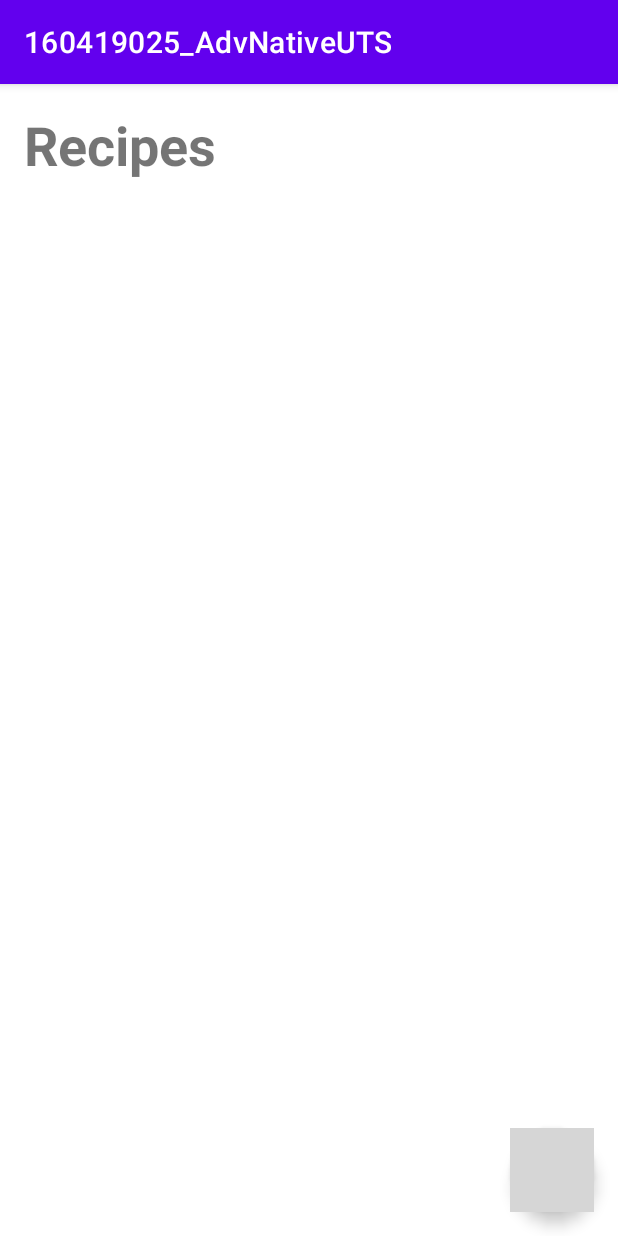
After one commit to RHOO1/160419025_AdvNativeUAS, an Android app: the fragment MainFragment shown on its own in the app's theme, on a phone screen of 412 x 824 dp. The commit adds this screen. Run offline under Robolectric (Android 15) with nearby library versions, the phone set to English and light mode, and no system bars; grey boxes are pictures that could not be loaded.

Commit message:
add fragments

```diff
--- a/app/build.gradle
+++ b/app/build.gradle
@@ -1,11 +1,13 @@
 plugins {
     id 'com.android.application'
     id 'kotlin-android'
+    id 'kotlin-android-extensions'
 }
 
 android {
     compileSdkVersion 31
     buildToolsVersion "31.0.0"
+    apply plugin: "androidx.navigation.safeargs.kotlin"
 
     defaultConfig {
         applicationId "com.example.a160419025_advnativeuts"
@@ -39,6 +41,7 @@ dependencies {
     implementation 'androidx.appcompat:appcompat:1.3.1'
     implementation 'com.google.android.material:material:1.4.0'
     implementation 'androidx.constraintlayout:constraintlayout:2.1.0'
+    implementation 'androidx.legacy:legacy-support-v4:1.0.0'
     testImplementation 'junit:junit:4.+'
     androidTestImplementation 'androidx.test.ext:junit:1.1.3'
     androidTestImplementation 'androidx.test.espresso:espresso-core:3.4.0'
--- a/app/src/main/AndroidManifest.xml
+++ b/app/src/main/AndroidManifest.xml
@@ -9,7 +9,7 @@
         android:roundIcon="@mipmap/ic_launcher_round"
         android:supportsRtl="true"
         android:theme="@style/Theme.160419025_AdvNativeUTS">
-        <activity android:name=".MainActivity">
+        <activity android:name=".view.MainActivity">
             <intent-filter>
                 <action android:name="android.intent.action.MAIN" />
 
--- a/app/src/main/java/com/example/a160419025_advnativeuts/MainActivity.kt
+++ b/app/src/main/java/com/example/a160419025_advnativeuts/view/MainActivity.kt
@@ -1,7 +1,8 @@
-package com.example.a160419025_advnativeuts
+package com.example.a160419025_advnativeuts.view
 
 import androidx.appcompat.app.AppCompatActivity
 import android.os.Bundle
+import com.example.a160419025_advnativeuts.R
 
 class MainActivity : AppCompatActivity() {
     override fun onCreate(savedInstanceState: Bundle?) {
--- /dev/null
+++ b/app/src/main/java/com/example/a160419025_advnativeuts/view/MainFragment.kt
@@ -0,0 +1,23 @@
+package com.example.a160419025_advnativeuts.view
+
+import android.os.Bundle
+import androidx.fragment.app.Fragment
+import android.view.LayoutInflater
+import android.view.View
+import android.view.ViewGroup
+import com.example.a160419025_advnativeuts.R
+
+class MainFragment : Fragment() {
+
+    override fun onCreate(savedInstanceState: Bundle?) {
+        super.onCreate(savedInstanceState)
+    }
+
+    override fun onCreateView(
+        inflater: LayoutInflater, container: ViewGroup?,
+        savedInstanceState: Bundle?
+    ): View? {
+        // Inflate the layout for this fragment
+        return inflater.inflate(R.layout.fragment_main, container, false)
+    }
+}
--- a/app/src/main/res/layout/activity_main.xml
+++ b/app/src/main/res/layout/activity_main.xml
@@ -4,7 +4,7 @@
     xmlns:tools="http://schemas.android.com/tools"
     android:layout_width="match_parent"
     android:layout_height="match_parent"
-    tools:context=".MainActivity">
+    tools:context=".view.MainActivity">
 
     <TextView
         android:layout_width="wrap_content"
--- /dev/null
+++ b/app/src/main/res/layout/fragment_main.xml
@@ -0,0 +1,50 @@
+<?xml version="1.0" encoding="utf-8"?>
+<FrameLayout xmlns:android="http://schemas.android.com/apk/res/android"
+    xmlns:app="http://schemas.android.com/apk/res-auto"
+    xmlns:tools="http://schemas.android.com/tools"
+    android:layout_width="match_parent"
+    android:layout_height="match_parent"
+    tools:context=".view.MainFragment">
+
+    <androidx.constraintlayout.widget.ConstraintLayout
+        android:layout_width="match_parent"
+        android:layout_height="match_parent">
+
+        <TextView
+            android:id="@+id/textView"
+            android:layout_width="wrap_content"
+            android:layout_height="wrap_content"
+            android:layout_marginStart="16dp"
+            android:layout_marginLeft="16dp"
+            android:layout_marginTop="16dp"
+            android:text="Recipes"
+            android:textSize="36sp"
+            android:textStyle="bold"
+            app:layout_constraintStart_toStartOf="parent"
+            app:layout_constraintTop_toTopOf="parent" />
+
+        <androidx.recyclerview.widget.RecyclerView
+            android:layout_width="match_parent"
+            android:layout_height="0dp"
+            android:layout_marginStart="16dp"
+            android:layout_marginLeft="16dp"
+            android:layout_marginEnd="16dp"
+            android:layout_marginRight="16dp"
+            app:layout_constraintBottom_toBottomOf="parent"
+            app:layout_constraintEnd_toEndOf="parent"
+            app:layout_constraintStart_toStartOf="parent"
+            app:layout_constraintTop_toBottomOf="@+id/textView" />
+
+        <com.google.android.material.floatingactionbutton.FloatingActionButton
+            android:id="@+id/floatingActionButton"
+            android:layout_width="wrap_content"
+            android:layout_height="wrap_content"
+            android:layout_marginEnd="16dp"
+            android:layout_marginRight="16dp"
+            android:layout_marginBottom="16dp"
+            android:clickable="true"
+            android:src="@drawable/ic_baseline_add_24"
+            app:layout_constraintBottom_toBottomOf="parent"
+            app:layout_constraintEnd_toEndOf="parent" />
+    </androidx.constraintlayout.widget.ConstraintLayout>
+</FrameLayout>
--- a/app/src/main/res/values/strings.xml
+++ b/app/src/main/res/values/strings.xml
@@ -1,3 +1,5 @@
 <resources>
     <string name="app_name">160419025_AdvNativeUTS</string>
+    <!-- TODO: Remove or change this placeholder text -->
+    <string name="hello_blank_fragment">Hello blank fragment</string>
 </resources>
--- a/build.gradle
+++ b/build.gradle
@@ -8,6 +8,8 @@ buildscript {
     dependencies {
         classpath "com.android.tools.build:gradle:4.1.2"
         classpath "org.jetbrains.kotlin:kotlin-gradle-plugin:$kotlin_version"
+        def nav_version = "2.3.3"
+        classpath "androidx.navigation:navigation-safe-args-gradle-plugin:$nav_version"
 
         // NOTE: Do not place your application dependencies here; they belong
         // in the individual module build.gradle files
```
